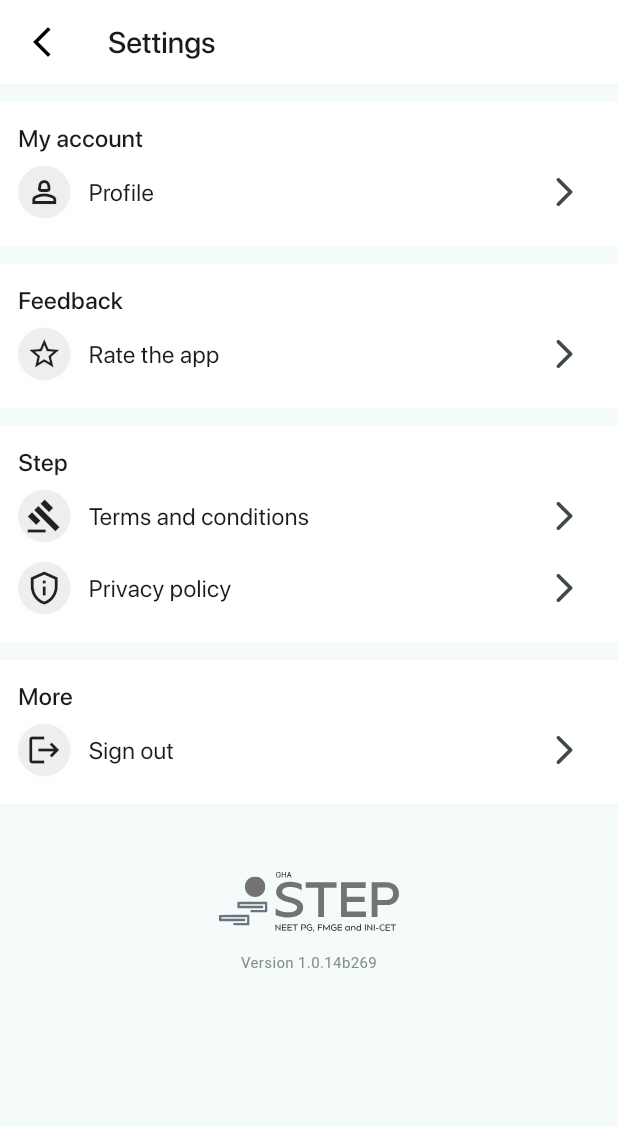
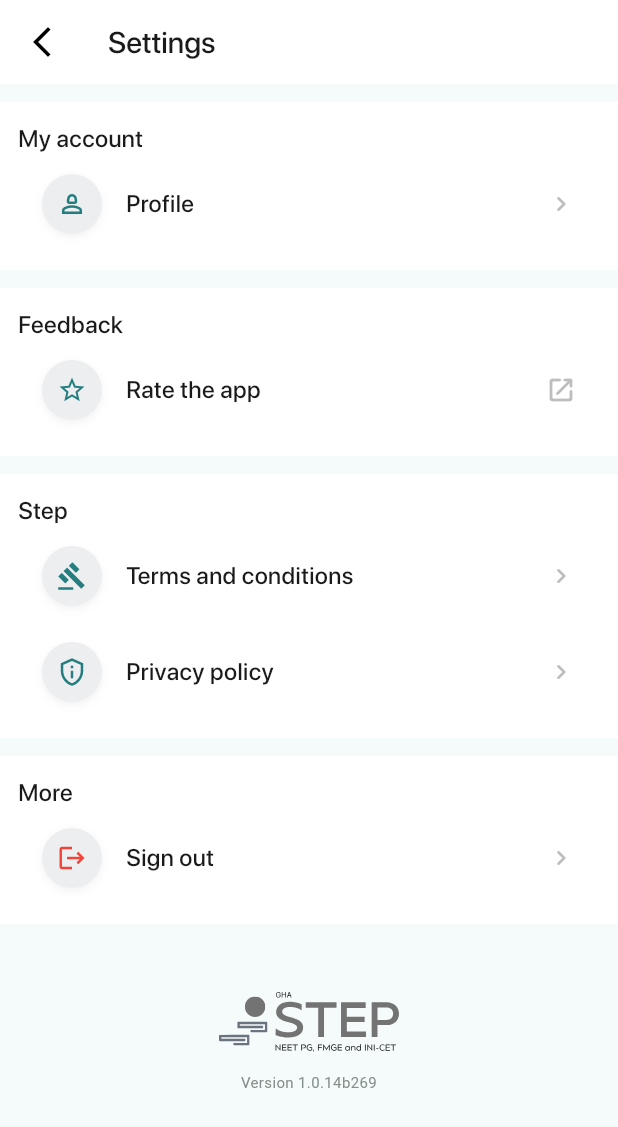
Before and after one commit to mYashavanth/step_mobile, a Flutter app: the Settings screen opened by its route, on a phone screen of 412 x 824 dp. Shown: the top 1127 px of the screen. Run offline on Flutter 3.47's test engine with Material 3 defaults, Android fonts, the phone set to English and light mode, and no system bars; our stand-ins replace calendar_date_picker2, chewie, firebase_analytics, firebase_core, flutter_localization, flutter_otp_text_field and 6 more; missing offline and left inert: flutter_microsoft_clarity; accounts and stored records are empty; Roboto replaces fonts that are missing (Figtree); project files that could hold a hidden picture were left out.

Commit message:
udpated firebase analytics version

```diff
--- a/lib/views/settings.dart
+++ b/lib/views/settings.dart
@@ -61,8 +61,11 @@ class _SettingsState extends State<Settings> {
                       height: 1.50,
                     ),
                   ),
-                  buildSettingsRow(const Icon(Icons.person_2_outlined),
-                      "Profile", "/profile_details"),
+                  buildSettingsRow(
+                    icon: Icons.person_2_outlined,
+                    title: "Profile",
+                    route: "/profile_details",
+                  ),
                 ],
               ),
             ),
@@ -84,12 +87,16 @@ class _SettingsState extends State<Settings> {
                     ),
                   ),
                   buildSettingsRow(
-                    const Icon(Icons.star_border_purple500_outlined),
-                    "Rate the app",
+                    icon: Icons.star_border_purple500_outlined,
+                    title: "Rate the app",
+                    route:
                         "https://play.google.com/store/apps/details?id=com.ghastep&hl=en",
                   ),
-                  // buildSettingsRow(const Icon(Icons.flag_outlined),
-                  //     "Report a problem", "/report_problem"),
+                  // buildSettingsRow(
+                  //   icon: Icons.flag_outlined,
+                  //   title: "Report a problem",
+                  //   route: "/report_problem",
+                  // ),
                 ],
               ),
             ),
@@ -110,10 +117,16 @@ class _SettingsState extends State<Settings> {
                       height: 1.50,
                     ),
                   ),
-                  buildSettingsRow(const Icon(Icons.gavel),
-                      "Terms and conditions", "/terms_and_conditions"),
-                  buildSettingsRow(const Icon(Icons.privacy_tip_outlined),
-                      "Privacy policy", "/privacy_policy"),
+                  buildSettingsRow(
+                    icon: Icons.gavel,
+                    title: "Terms and conditions",
+                    route: "/terms_and_conditions",
+                  ),
+                  buildSettingsRow(
+                    icon: Icons.privacy_tip_outlined,
+                    title: "Privacy policy",
+                    route: "/privacy_policy",
+                  ),
                 ],
               ),
             ),
@@ -135,7 +148,11 @@ class _SettingsState extends State<Settings> {
                     ),
                   ),
                   buildSettingsRow(
-                      const Icon(Icons.logout), "Sign out", "log_out"),
+                    icon: Icons.logout,
+                    title: "Sign out",
+                    route: "log_out",
+                    iconColor: Colors.red, // Optional custom color for sign out
+                  )
                   // buildSettingsRow(
                   //     const Icon(Icons.delete), "Delete account", ""),
                 ],
@@ -169,65 +186,92 @@ class _SettingsState extends State<Settings> {
     );
   }
 
-  Widget buildSettingsRow(Icon iconWidget, String title, String route) {
-    return Row(
+  Widget buildSettingsRow({
+    required IconData icon,
+    required String title,
+    required String route,
+    Color iconColor = const Color(0xFF247E80),
+    double iconSize = 20,
+  }) {
+    return Material(
+      color: Colors.transparent,
+      child: InkWell(
+        onTap: () => _handleRouteNavigation(route),
+        borderRadius: BorderRadius.circular(12),
+        splashColor: Colors.grey.withOpacity(0.1),
+        highlightColor: Colors.grey.withOpacity(0.05),
+        child: Container(
+          padding: const EdgeInsets.symmetric(horizontal: 16, vertical: 12),
+          child: Row(
             children: [
+              // Icon Container
               Container(
-          padding: const EdgeInsets.all(4),
-          width: 35,
-          height: 35,
-          margin: const EdgeInsets.only(right: 12),
-          decoration: ShapeDecoration(
+                width: 40,
+                height: 40,
+                decoration: BoxDecoration(
                   color: const Color(0xFFEDEEF0),
-            shape: RoundedRectangleBorder(
-              borderRadius: BorderRadius.circular(200),
+                  shape: BoxShape.circle,
+                  boxShadow: [
+                    BoxShadow(
+                      color: Colors.black.withOpacity(0.05),
+                      blurRadius: 4,
+                      offset: const Offset(0, 2),
                     ),
-            shadows: const [
-              BoxShadow(
-                color: Color(0x0C86F57F),
-                blurRadius: 10,
-                offset: Offset(0, 1),
-                spreadRadius: 0,
-              )
                   ],
                 ),
-          child: Center(
-            child: iconWidget,
+                child: Icon(
+                  icon,
+                  size: iconSize,
+                  color: iconColor,
                 ),
               ),
-        Text(
+
+              // Title
+              const SizedBox(width: 16),
+              Expanded(
+                child: Text(
                   title,
                   style: const TextStyle(
                     color: Color(0xFF1A1A1A),
                     fontSize: 16,
                     fontFamily: 'SF Pro Display',
-            fontWeight: FontWeight.w400,
-            height: 1.50,
+                    fontWeight: FontWeight.w500,
                   ),
                 ),
-        const Spacer(),
-        IconButton(
-          onPressed: () async {
+              ),
+
+              // Navigation Indicator
+              Icon(
+                route.startsWith('http')
+                    ? Icons.open_in_new_rounded
+                    : Icons.chevron_right_rounded,
+                size: 20,
+                color: Colors.grey[400],
+              ),
+            ],
+          ),
+        ),
+      ),
+    );
+  }
+
+  Future<void> _handleRouteNavigation(String route) async {
     if (route == "log_out") {
       logOutPopUp(context);
       return;
     }
+
     if (route.startsWith('http')) {
-              // Handle URL launch
       final Uri url = Uri.parse(route);
       if (await canLaunchUrl(url)) {
-                await launchUrl(url, mode: LaunchMode.externalApplication);
-              } else {
-                throw 'Could not launch $url';
+        await launchUrl(
+          url,
+          mode: LaunchMode.externalApplication,
+        );
       }
     } else if (route.isNotEmpty) {
       Navigator.pushNamed(context, route);
     }
-          },
-          icon: const Icon(Icons.arrow_forward_ios_rounded),
-        ),
-      ],
-    );
   }
 }
 
--- a/lib/widgets/homepage_widgets.dart
+++ b/lib/widgets/homepage_widgets.dart
@@ -352,6 +352,7 @@ Widget buildStepWiseCourseCard(
     onTap: () async {
       await makeApiCallAndNavigate(); // Make API call before navigating
     },
+    borderRadius: BorderRadius.circular(12),
     child: Container(
       height: 80,
       clipBehavior: Clip.antiAlias,
--- a/pubspec.yaml
+++ b/pubspec.yaml
@@ -43,13 +43,12 @@ dependencies:
   url_launcher: ^6.1.11
   video_player: ^2.8.0
   chewie: ^1.4.0
-  better_player_plus: ^1.0.8
   quiver: ^3.2.1
   share_plus: ^10.1.4
   open_file: ^3.5.10
   flutter_microsoft_clarity: ^1.0.0
   firebase_core: ^3.10.1
-  firebase_analytics: ^11.4.5
+  firebase_analytics: ^11.4.6
 
 dev_dependencies:
   flutter_test:
```
Also changed, not shown: pubspec.lock. Lines whose indentation alone changed are shown as unchanged.
